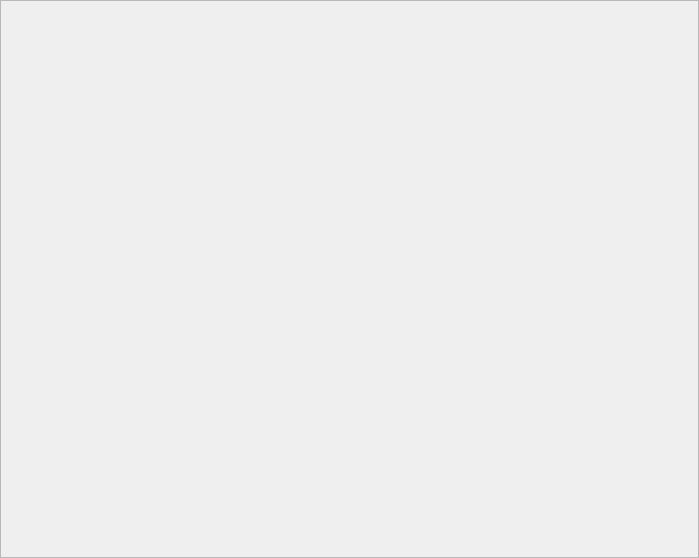
This is src/pages/wallpaper/wallpaper.ui in openeuler-mirror/kiran-control-panel as Qt 5 draws it before an edit. The edited form follows.
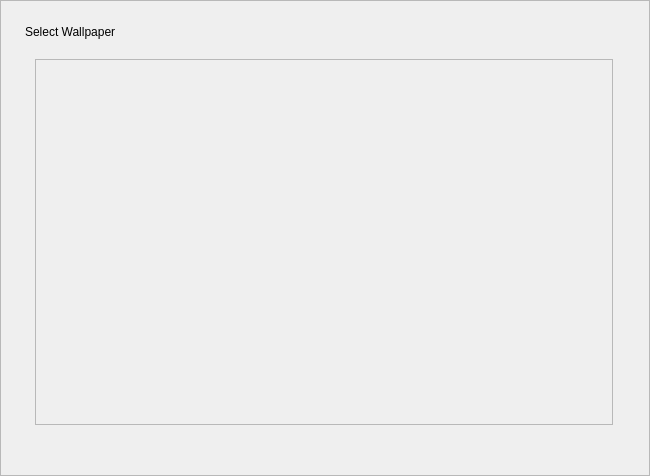
This is the edited form. The open tabs and pages were chosen to show the change.

Commit message:
feature(image-selector):add image selector and show images in wallpaper.xml
- 添加图片选择器，显示wallpaper.xml文件中的图片

Patch:
```diff
--- a/src/pages/wallpaper/wallpaper.ui
+++ b/src/pages/wallpaper/wallpaper.ui
@@ -6,8 +6,8 @@
    <rect>
     <x>0</x>
     <y>0</y>
-    <width>699</width>
-    <height>558</height>
+    <width>650</width>
+    <height>476</height>
    </rect>
   </property>
   <property name="windowTitle">
@@ -39,8 +39,8 @@
        <rect>
         <x>0</x>
         <y>0</y>
-        <width>697</width>
-        <height>556</height>
+        <width>648</width>
+        <height>474</height>
        </rect>
       </property>
       <layout class="QVBoxLayout" name="verticalLayout_2">
@@ -212,7 +212,76 @@
            </item>
           </layout>
          </widget>
-         <widget class="QWidget" name="page_selector"/>
+         <widget class="QWidget" name="page_selector">
+          <layout class="QVBoxLayout" name="verticalLayout_5">
+           <property name="spacing">
+            <number>10</number>
+           </property>
+           <property name="leftMargin">
+            <number>0</number>
+           </property>
+           <property name="topMargin">
+            <number>0</number>
+           </property>
+           <property name="rightMargin">
+            <number>0</number>
+           </property>
+           <property name="bottomMargin">
+            <number>0</number>
+           </property>
+           <item>
+            <widget class="QLabel" name="label_select_wallpaper">
+             <property name="text">
+              <string>Select Wallpaper</string>
+             </property>
+            </widget>
+           </item>
+           <item>
+            <widget class="QWidget" name="widget" native="true">
+             <layout class="QVBoxLayout" name="verticalLayout_3">
+              <property name="spacing">
+               <number>0</number>
+              </property>
+              <property name="leftMargin">
+               <number>10</number>
+              </property>
+              <property name="topMargin">
+               <number>10</number>
+              </property>
+              <property name="rightMargin">
+               <number>12</number>
+              </property>
+              <property name="bottomMargin">
+               <number>10</number>
+              </property>
+              <item>
+               <widget class="QScrollArea" name="scrollArea_wallpaper">
+                <property name="maximumSize">
+                 <size>
+                  <width>587</width>
+                  <height>450</height>
+                 </size>
+                </property>
+                <property name="widgetResizable">
+                 <bool>true</bool>
+                </property>
+                <widget class="QWidget" name="scrollAreaContents_wallpaper">
+                 <property name="geometry">
+                  <rect>
+                   <x>0</x>
+                   <y>0</y>
+                   <width>576</width>
+                   <height>355</height>
+                  </rect>
+                 </property>
+                </widget>
+               </widget>
+              </item>
+             </layout>
+            </widget>
+           </item>
+          </layout>
+         </widget>
         </widget>
        </item>
       </layout>
```
Left out of the diff: 3 changed lines with no effect on the pictures. The commit also changes 25 other files.
